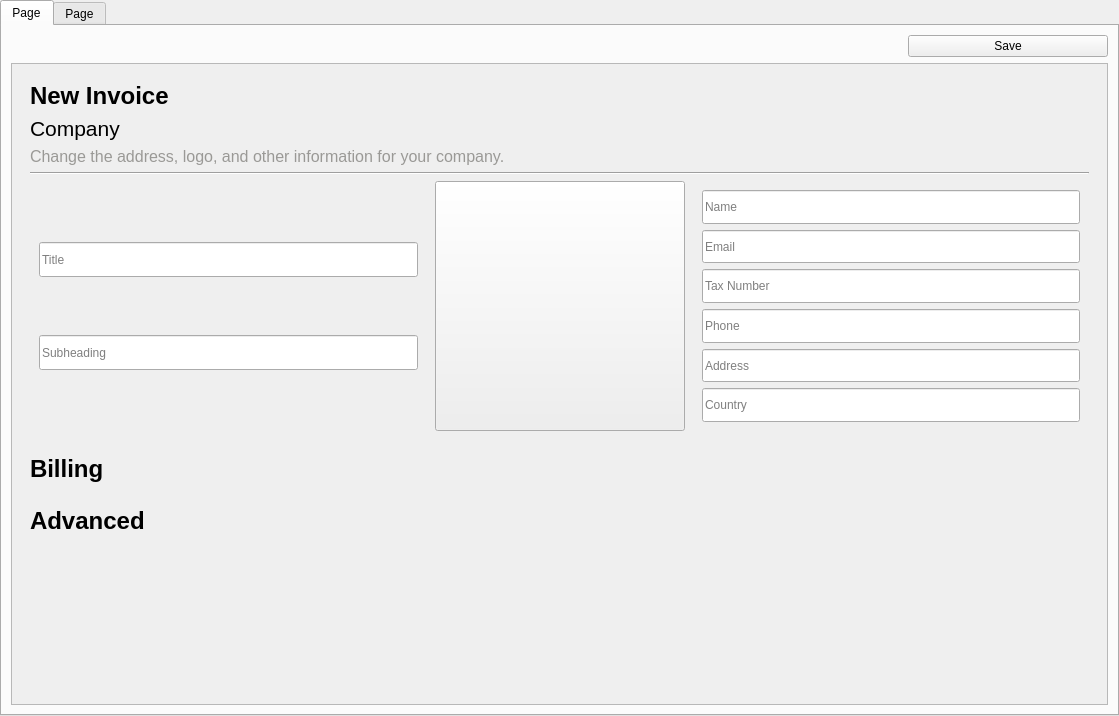
Qt form plugins/sales/ui/form.ui (Vahrka/Accounting-Software) before a commit.
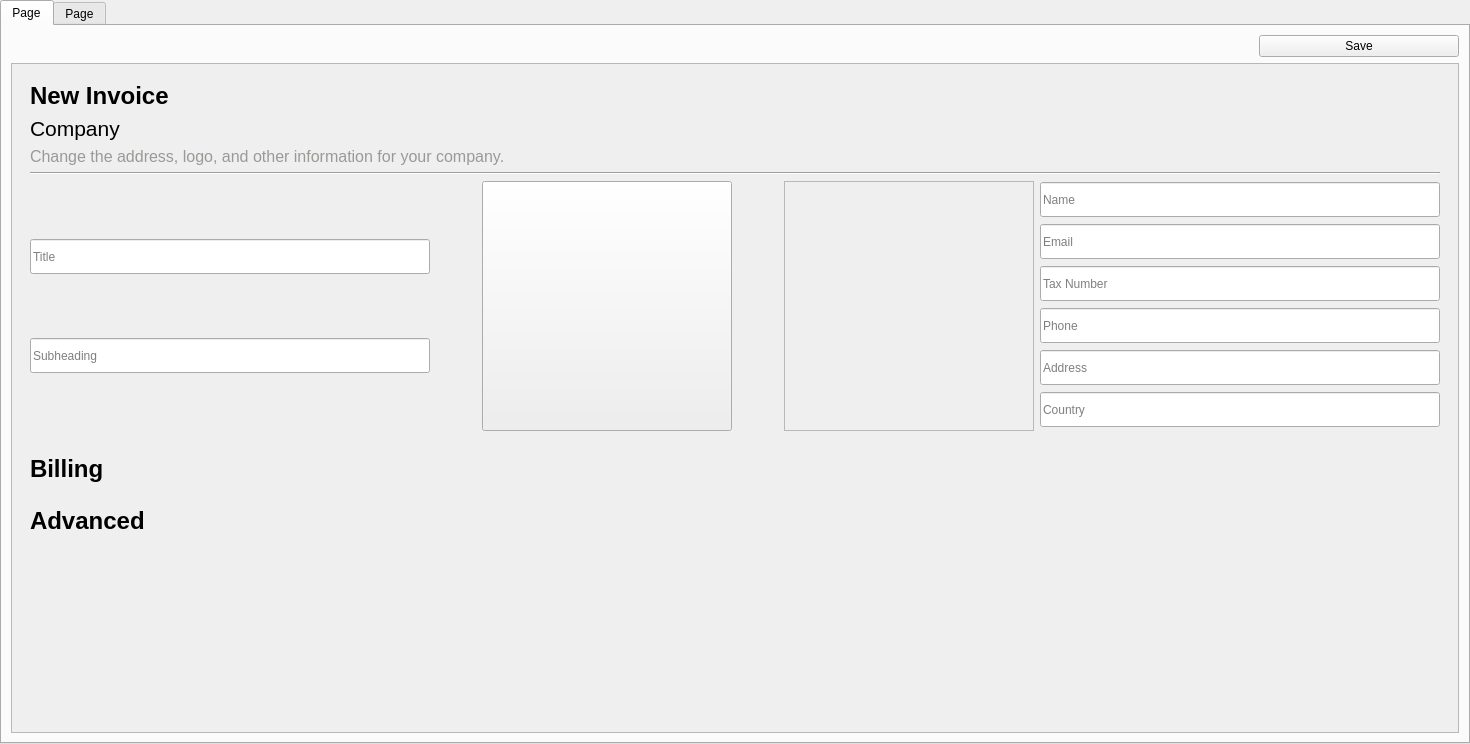
The same form after that commit. Icons and pictures are not drawn.

```diff
--- a/plugins/sales/ui/form.ui
+++ b/plugins/sales/ui/form.ui
@@ -6,8 +6,8 @@
    <rect>
     <x>0</x>
     <y>0</y>
-    <width>1119</width>
-    <height>716</height>
+    <width>1470</width>
+    <height>744</height>
    </rect>
   </property>
   <widget class="QWidget" name="Invoices">
@@ -47,8 +47,8 @@
         <rect>
          <x>0</x>
          <y>0</y>
-         <width>1095</width>
-         <height>632</height>
+         <width>1446</width>
+         <height>660</height>
         </rect>
        </property>
        <layout class="QVBoxLayout" name="scrollarea_qwidget_layout">
@@ -134,7 +134,7 @@
                <widget class="QWidget" name="widget" native="true">
                 <layout class="QHBoxLayout" name="_2">
                  <property name="spacing">
-                  <number>8</number>
+                  <number>6</number>
                  </property>
                  <property name="leftMargin">
                   <number>0</number>
@@ -149,8 +149,32 @@
                   <number>0</number>
                  </property>
                  <item>
-                  <widget class="QWidget" name="widget_2" native="true">
+                  <widget class="QWidget" name="frame_title_sub" native="true">
+                   <property name="minimumSize">
+                    <size>
+                     <width>250</width>
+                     <height>250</height>
+                    </size>
+                   </property>
+                   <property name="maximumSize">
+                    <size>
+                     <width>400</width>
+                     <height>16777215</height>
+                    </size>
+                   </property>
                    <layout class="QVBoxLayout" name="verticalLayout">
+                    <property name="leftMargin">
+                     <number>0</number>
+                    </property>
+                    <property name="topMargin">
+                     <number>0</number>
+                    </property>
+                    <property name="rightMargin">
+                     <number>0</number>
+                    </property>
+                    <property name="bottomMargin">
+                     <number>0</number>
+                    </property>
                     <item>
                      <widget class="QLineEdit" name="title_input">
                       <property name="minimumSize">
@@ -208,7 +232,7 @@
                    </property>
                    <property name="maximumSize">
                     <size>
-                     <width>250</width>
+                     <width>400</width>
                      <height>250</height>
                     </size>
                    </property>
@@ -218,7 +242,7 @@
                      <height>250</height>
                     </size>
                    </property>
-                   <layout class="QVBoxLayout" name="verticalLayout_2">
+                   <layout class="QHBoxLayout" name="horizontalLayout">
                     <property name="spacing">
                      <number>0</number>
                     </property>
@@ -284,8 +308,111 @@
                   </widget>
                  </item>
                  <item>
-                  <widget class="QWidget" name="widget_4" native="true">
+                  <widget class="QFrame" name="frame_logo">
+                   <property name="sizePolicy">
+                    <sizepolicy hsizetype="Fixed" vsizetype="Fixed">
+                     <horstretch>0</horstretch>
+                     <verstretch>0</verstretch>
+                    </sizepolicy>
+                   </property>
+                   <property name="minimumSize">
+                    <size>
+                     <width>250</width>
+                     <height>250</height>
+                    </size>
+                   </property>
+                   <property name="maximumSize">
+                    <size>
+                     <width>250</width>
+                     <height>250</height>
+                    </size>
+                   </property>
+                   <property name="baseSize">
+                    <size>
+                     <width>250</width>
+                     <height>250</height>
+                    </size>
+                   </property>
+                   <property name="frameShape">
+                    <enum>QFrame::Shape::StyledPanel</enum>
+                   </property>
+                   <property name="frameShadow">
+                    <enum>QFrame::Shadow::Raised</enum>
+                   </property>
+                   <layout class="QVBoxLayout" name="verticalLayout_2">
+                    <property name="leftMargin">
+                     <number>0</number>
+                    </property>
+                    <property name="topMargin">
+                     <number>0</number>
+                    </property>
+                    <property name="rightMargin">
+                     <number>0</number>
+                    </property>
+                    <property name="bottomMargin">
+                     <number>0</number>
+                    </property>
+                    <item>
+                     <widget class="QLabel" name="image_lable">
+                      <property name="sizePolicy">
+                       <sizepolicy hsizetype="Fixed" vsizetype="Fixed">
+                        <horstretch>0</horstretch>
+                        <verstretch>0</verstretch>
+                       </sizepolicy>
+                      </property>
+                      <property name="minimumSize">
+                       <size>
+                        <width>250</width>
+                        <height>250</height>
+                       </size>
+                      </property>
+                      <property name="maximumSize">
+                       <size>
+                        <width>250</width>
+                        <height>250</height>
+                       </size>
+                      </property>
+                      <property name="baseSize">
+                       <size>
+                        <width>250</width>
+                        <height>250</height>
+                       </size>
+                      </property>
+                      <property name="text">
+                       <string/>
+                      </property>
+                     </widget>
+                    </item>
+                   </layout>
+                  </widget>
+                 </item>
+                 <item>
+                  <widget class="QWidget" name="frame_address" native="true">
+                   <property name="minimumSize">
+                    <size>
+                     <width>250</width>
+                     <height>250</height>
+                    </size>
+                   </property>
+                   <property name="maximumSize">
+                    <size>
+                     <width>400</width>
+                     <height>16777215</height>
+                    </size>
+                   </property>
                    <layout class="QVBoxLayout" name="verticalLayout_3">
+                    <property name="leftMargin">
+                     <number>0</number>
+                    </property>
+                    <property name="topMargin">
+                     <number>0</number>
+                    </property>
+                    <property name="rightMargin">
+                     <number>0</number>
+                    </property>
+                    <property name="bottomMargin">
+                     <number>0</number>
+                    </property>
                     <item>
                      <widget class="QLineEdit" name="name_input">
                       <property name="minimumSize">
```
Left out of the diff: 2 changed lines with no effect on the pictures.
